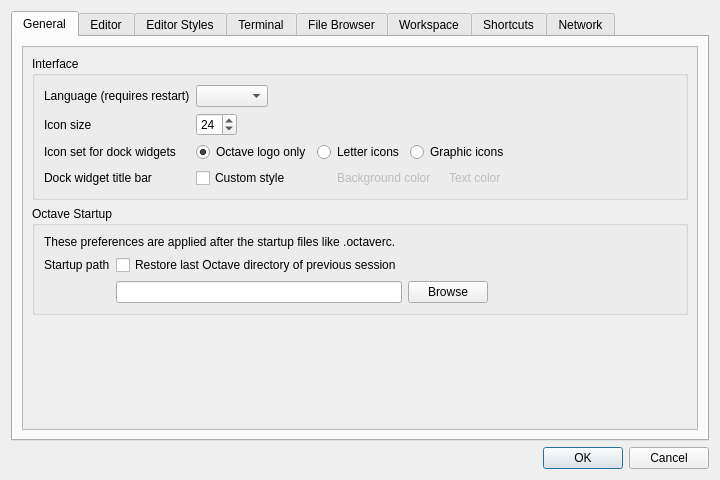
First picture: the form in libgui/src/settings-dialog.ui, repository ctaggart/octave, before the edit.
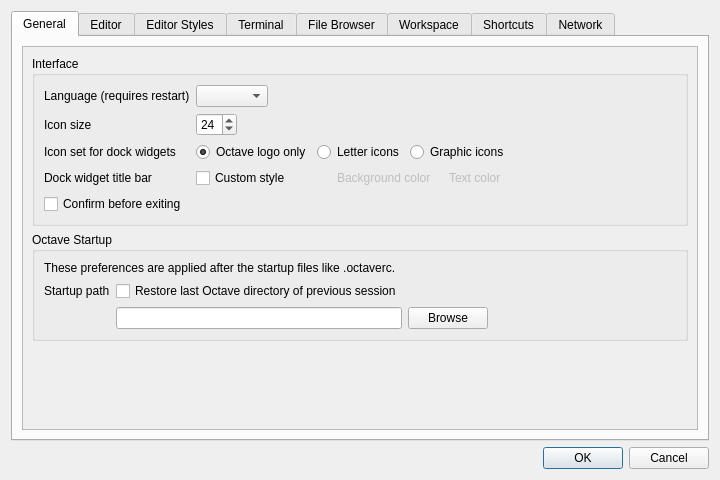
Second picture: the form after the edit. The open tabs and pages were chosen to show the change.

Commit message:
GUI: Prompt to exit Octave option (Bug #41080)
* libgui/src/settings-dialog.ui: Add prompt to exit checkbox.

* libgui/src/main-window.cc, libgui/src/main-window.h:
  (main_window::confirm_exit_octave): New function.
  (main_window::closeEvent): call prompt/check function before exit.

* libgui/src/settings-dialog.cc:
  (settings_dialog::settings_dialog): Load prompt_on_exit setting.
  (settings_dialog::write_changed_settings): Save prompt on exit settings.

branch : gui-release

```diff
--- a/libgui/src/settings-dialog.ui
+++ b/libgui/src/settings-dialog.ui
@@ -103,6 +103,13 @@
                   </property>
                  </widget>
                 </item>
+                <item row="5" column="0">
+                 <widget class="QCheckBox" name="cb_prompt_to_exit">
+                  <property name="text">
+                   <string>Confirm before exiting</string>
+                  </property>
+                 </widget>
+                </item>
                 <item row="4" column="1">
                  <layout class="QHBoxLayout" name="horizontalLayout_4">
                   <item>
```
The commit also changes 3 other files.
